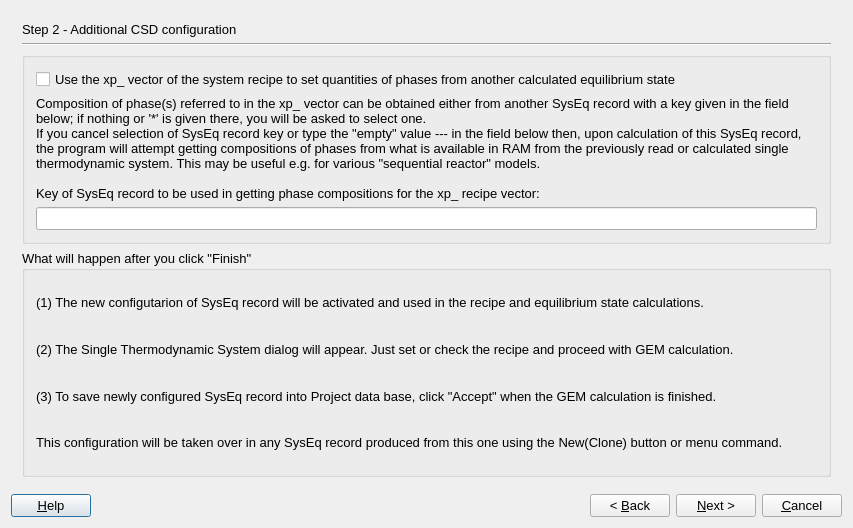
The window that gems3/vizor4/dlg4/SystemWizard4.ui (gemshub/GEMSGUI) describes before a commit, drawn with Qt 5.
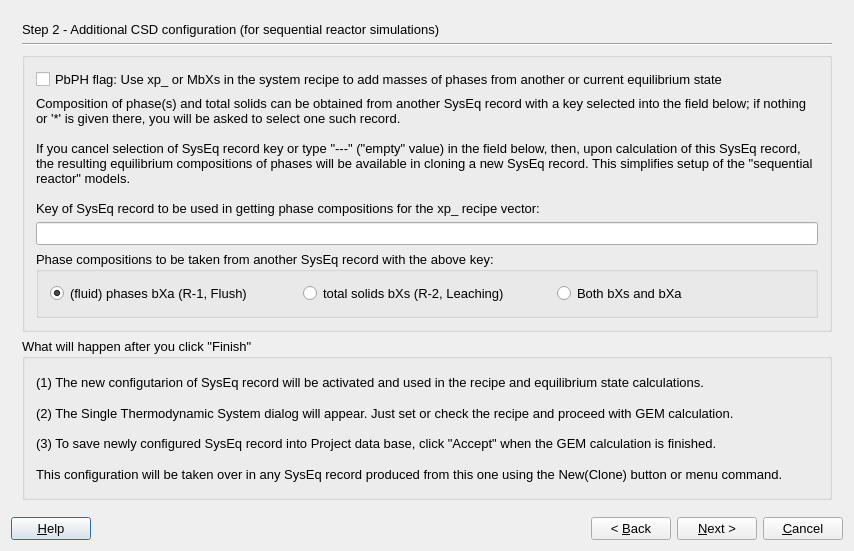
The same window after the commit. The open tabs and pages were chosen to show the change.

Commit message: Merge of r1637 from upgrade to trunk (new phase-selection, new internal re-scaling, many bugfixes, CORK fluid model added) DK,TW,SD

```diff
--- a/gems3/vizor4/dlg4/SystemWizard4.ui
+++ b/gems3/vizor4/dlg4/SystemWizard4.ui
@@ -6,8 +6,8 @@
    <rect>
     <x>0</x>
     <y>0</y>
-    <width>841</width>
-    <height>528</height>
+    <width>827</width>
+    <height>551</height>
    </rect>
   </property>
   <property name="font">
@@ -37,7 +37,7 @@
       <enum>QFrame::Plain</enum>
      </property>
      <property name="currentIndex">
-      <number>0</number>
+      <number>1</number>
      </property>
      <widget class="QWidget" name="page">
       <layout class="QGridLayout" name="gridLayout_3">
@@ -173,7 +173,7 @@
           <item row="3" column="1">
            <widget class="QCheckBox" name="pPLim">
             <property name="text">
-             <string>Keep lower/upper restrictions for amounts of phases </string>
+             <string>Keep low/upp restrictions for amounts of phases (reserved) </string>
             </property>
            </widget>
           </item>
@@ -187,7 +187,7 @@
           <item row="4" column="1">
            <widget class="QCheckBox" name="pPV">
             <property name="text">
-             <string>Set a constraint on total volume V of the system</string>
+             <string>Set a constraint on total volume V of the system (reserved)</string>
             </property>
            </widget>
           </item>
@@ -211,7 +211,7 @@
       </layout>
      </widget>
      <widget class="QWidget" name="page_2">
-      <layout class="QVBoxLayout" name="verticalLayout_2">
+      <layout class="QVBoxLayout" name="verticalLayout_4">
        <item>
         <widget class="QLabel" name="label">
          <property name="sizePolicy">
@@ -221,7 +221,7 @@
           </sizepolicy>
          </property>
          <property name="text">
-          <string>Step 2 - Additional CSD configuration</string>
+          <string>Step 2 - Additional CSD configuration (for sequential reactor simulations)</string>
          </property>
         </widget>
        </item>
@@ -243,23 +243,24 @@
          <property name="title">
           <string/>
          </property>
-         <layout class="QGridLayout" name="gridLayout">
-          <item row="0" column="0">
+         <layout class="QVBoxLayout" name="verticalLayout">
+          <item>
            <widget class="QCheckBox" name="pPbPh">
             <property name="text">
-             <string>Use the xp_ vector of the system recipe to set quantities of phases from another calculated equilibrium state</string>
+             <string>PbPH flag: Use xp_ or MbXs in the system recipe to add masses of phases from another or current equilibrium state</string>
             </property>
            </widget>
           </item>
-          <item row="1" column="0">
+          <item>
            <widget class="QLabel" name="label_4">
             <property name="text">
              <string>&lt;!DOCTYPE HTML PUBLIC &quot;-//W3C//DTD HTML 4.0//EN&quot; &quot;http://www.w3.org/TR/REC-html40/strict.dtd&quot;&gt;
 &lt;html&gt;&lt;head&gt;&lt;meta name=&quot;qrichtext&quot; content=&quot;1&quot; /&gt;&lt;style type=&quot;text/css&quot;&gt;
 p, li { white-space: pre-wrap; }
 &lt;/style&gt;&lt;/head&gt;&lt;body style=&quot; font-family:'MS Shell Dlg 2'; font-size:10pt; font-weight:400; font-style:normal;&quot;&gt;
-&lt;p style=&quot; margin-top:0px; margin-bottom:0px; margin-left:0px; margin-right:0px; -qt-block-indent:0; text-indent:0px;&quot;&gt;Composition of phase(s) referred to in the xp_ vector can be obtained either from another SysEq record with a key given in the field below; if nothing or '*' is given there, you will be asked to select one. &lt;/p&gt;
-&lt;p style=&quot; margin-top:0px; margin-bottom:0px; margin-left:0px; margin-right:0px; -qt-block-indent:0; text-indent:0px;&quot;&gt;If you cancel selection of SysEq record key or type the &amp;quot;empty&amp;quot; value --- in the field below then, upon calculation of this SysEq record, the program will attempt getting compositions of phases from what is available in RAM from the previously read or calculated single thermodynamic system. This may be useful e.g. for various &amp;quot;sequential reactor&amp;quot; models.  &lt;/p&gt;
+&lt;p style=&quot; margin-top:0px; margin-bottom:0px; margin-left:0px; margin-right:0px; -qt-block-indent:0; text-indent:0px;&quot;&gt;Composition of phase(s) and total solids can be obtained from another SysEq record with a key selected into the field below; if nothing or '*' is given there, you will be asked to select one such record. &lt;/p&gt;
+&lt;p style=&quot;-qt-paragraph-type:empty; margin-top:0px; margin-bottom:0px; margin-left:0px; margin-right:0px; -qt-block-indent:0; text-indent:0px;&quot;&gt;&lt;/p&gt;
+&lt;p style=&quot; margin-top:0px; margin-bottom:0px; margin-left:0px; margin-right:0px; -qt-block-indent:0; text-indent:0px;&quot;&gt;If you cancel selection of SysEq record key or type &amp;quot;---&amp;quot; (&amp;quot;empty&amp;quot; value) in the field below, then, upon calculation of this SysEq record,  the resulting equilibrium compositions of phases will be available in cloning a new SysEq record. This simplifies setup of the &amp;quot;sequential reactor&amp;quot; models.  &lt;/p&gt;
 &lt;p style=&quot; margin-top:0px; margin-bottom:0px; margin-left:0px; margin-right:0px; -qt-block-indent:0; text-indent:0px;&quot;&gt;  &lt;/p&gt;
 &lt;p style=&quot; margin-top:0px; margin-bottom:0px; margin-left:0px; margin-right:0px; -qt-block-indent:0; text-indent:0px;&quot;&gt;Key of SysEq record to be used in getting phase compositions for the xp_ recipe vector:&lt;/p&gt;&lt;/body&gt;&lt;/html&gt;</string>
             </property>
@@ -271,9 +272,45 @@
             </property>
            </widget>
           </item>
-          <item row="2" column="0">
+          <item>
            <widget class="QLineEdit" name="pKey"/>
           </item>
+          <item>
+           <widget class="QGroupBox" name="grPPHk">
+            <property name="title">
+             <string>Phase compositions to be taken from another SysEq record with the above key: </string>
+            </property>
+            <layout class="QHBoxLayout" name="horizontalLayout">
+             <item>
+              <widget class="QRadioButton" name="r2">
+               <property name="text">
+                <string>(fluid) phases bXa (R-1, Flush)</string>
+               </property>
+               <property name="checked">
+                <bool>true</bool>
+               </property>
+              </widget>
+             </item>
+             <item>
+              <widget class="QRadioButton" name="r1">
+               <property name="text">
+                <string>total solids bXs (R-2, Leaching) </string>
+               </property>
+              </widget>
+             </item>
+             <item>
+              <widget class="QRadioButton" name="r3">
+               <property name="text">
+                <string>Both bXs and bXa</string>
+               </property>
+               <property name="checked">
+                <bool>false</bool>
+               </property>
+              </widget>
+             </item>
+            </layout>
+           </widget>
+          </item>
          </layout>
         </widget>
        </item>
@@ -288,7 +325,7 @@
          <property name="title">
           <string>What will happen after you click &quot;Finish&quot;</string>
          </property>
-         <layout class="QVBoxLayout" name="verticalLayout">
+         <layout class="QVBoxLayout" name="verticalLayout_2">
           <item>
            <widget class="QLabel" name="textLabel13">
             <property name="text">
```
The commit also changes 46 other files.
